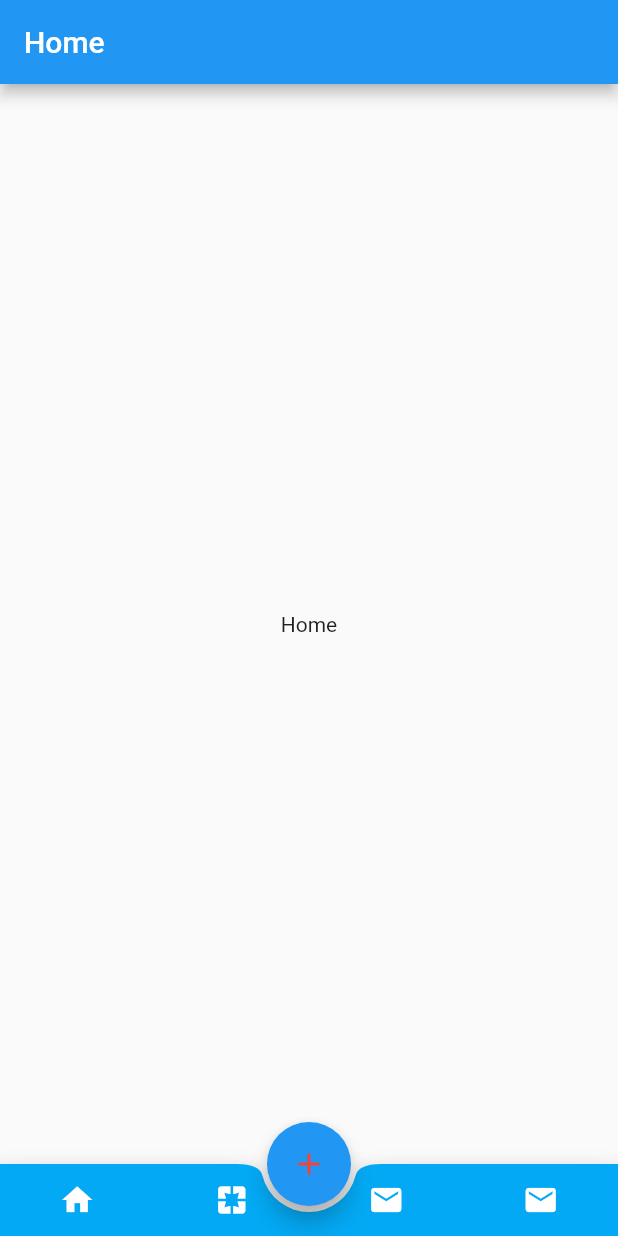
After one commit to fluttergroup/FlutterDemo1, a Flutter app: the BottomCustomBar screen opened directly, item 2 of the bottom bar chosen, after a tap on the "home" icon, on a phone screen of 412 x 824 dp. The commit adds this screen. Run offline on Flutter 3.47's test engine with Material 2 defaults, Android fonts, the phone set to English and light mode, and no system bars.

Commit message:
fultter练习项目 练习

```diff
--- /dev/null
+++ b/lib/mainNavigateBar/NavigateBar.dart
@@ -0,0 +1,28 @@
+import 'package:flutter/material.dart';
+
+import 'bottom_bar_widget.dart';
+
+void main() {
+  runApp(
+    MaterialApp(
+      title: '底部导航栏',
+      theme: ThemeData(
+        primarySwatch: Colors.blue,
+      ),
+      home: BottomBar(),
+    ),
+  );
+}
+
+
+
+class BottomBar extends StatelessWidget {
+  @override
+  Widget build(BuildContext context) {
+    return MaterialApp(
+      title: "底部导航栏",
+      theme: ThemeData.light(),
+       home: BottomBarWidget(),
+    );
+  }
+}
--- /dev/null
+++ b/lib/mainNavigateBar/pages/homePage.dart
@@ -0,0 +1,15 @@
+import 'package:flutter/material.dart';
+
+class HomePage extends StatelessWidget {
+  @override
+  Widget build(BuildContext context) {
+    return Scaffold(
+      appBar: AppBar(
+        title: Text('Home'),
+      ),
+      body: Center(
+        child: Text("Home"),
+      ),
+    );
+  }
+}
--- /dev/null
+++ b/lib/mainNavigateBarCustom/bottomCustomBar.dart
@@ -0,0 +1,110 @@
+import 'package:flutter/material.dart';
+
+import 'eachView.dart';
+
+class BottomCustomBar extends StatefulWidget {
+  @override
+  BottomCustomBarState createState() => new BottomCustomBarState();
+}
+
+class BottomCustomBarState extends State<BottomCustomBar> {
+  int currentIndex = 0;
+  List<Widget> listWidget;
+
+  @override
+  Widget build(BuildContext context) {
+    return new Scaffold(
+      body: listWidget[currentIndex],
+      floatingActionButton: FloatingActionButton(
+        onPressed: () {
+          Navigator.of(context)
+              .push(MaterialPageRoute(builder: (BuildContext context) {
+            return EachView("NewPage");
+          }));
+        },
+        tooltip: "我是提示 ",
+        child: Icon(
+          Icons.add,
+          color: Colors.red,
+        ),
+      ),
+      floatingActionButtonLocation: FloatingActionButtonLocation.centerDocked,
+      bottomNavigationBar: BottomAppBar(
+        color: Colors.lightBlue,
+        shape: CircularNotchedRectangle(),
+        child: Row(
+          mainAxisSize: MainAxisSize.max,
+          mainAxisAlignment: MainAxisAlignment.spaceAround,
+          children: <Widget>[
+            IconButton(
+              icon: Icon(Icons.home),
+              color: Colors.white,
+              onPressed: () {
+                setState(() {
+                  currentIndex = 0;
+                });
+              },
+            ),
+            IconButton(
+              icon: Icon(Icons.pages),
+              color: Colors.white,
+              onPressed: () {
+                setState(() {
+                  currentIndex = 1;
+                });
+              },
+            ),
+            IconButton(
+              icon: Icon(Icons.email),
+              color: Colors.white,
+              onPressed: () {
+                setState(() {
+                  currentIndex = 2;
+                });
+              },
+            ),
+            IconButton(
+              icon: Icon(Icons.email),
+              color: Colors.white,
+              onPressed: () {
+                setState(() {
+                  currentIndex = 3;
+                });
+              },
+            ),
+          ],
+        ),
+      ),
+    );
+  }
+
+  @override
+  void initState() {
+    listWidget = List();
+    listWidget
+      ..add(EachView("Home"))
+      ..add(EachView("Data"))
+      ..add(EachView("Email"))
+      ..add(EachView("Email2"));
+
+    super.initState();
+  }
+
+  @override
+  void dispose() {
+    // TODO: implement dispose
+    super.dispose();
+  }
+
+  @override
+  void didUpdateWidget(BottomCustomBar oldWidget) {
+    // TODO: implement didUpdateWidget
+    super.didUpdateWidget(oldWidget);
+  }
+
+  @override
+  void didChangeDependencies() {
+    // TODO: implement didChangeDependencies
+    super.didChangeDependencies();
+  }
+}
--- /dev/null
+++ b/lib/mainNavigateBarCustom/eachView.dart
@@ -0,0 +1,46 @@
+import 'package:flutter/material.dart';
+
+class EachView extends StatefulWidget {
+  String title;
+
+  EachView(this.title);
+
+  @override
+  EachViewState createState() => EachViewState();
+}
+
+class EachViewState extends State<EachView> {
+  @override
+  Widget build(BuildContext context) {
+    return Scaffold(
+      appBar: AppBar(
+        title: Text(widget.title),
+      ),
+      body: Center(child: Text(widget.title),),
+    );
+  }
+
+  @override
+  void initState() {
+    // TODO: implement initState
+    super.initState();
+  }
+
+  @override
+  void dispose() {
+    // TODO: implement dispose
+    super.dispose();
+  }
+
+  @override
+  void didUpdateWidget(EachView oldWidget) {
+    // TODO: implement didUpdateWidget
+    super.didUpdateWidget(oldWidget);
+  }
+
+  @override
+  void didChangeDependencies() {
+    // TODO: implement didChangeDependencies
+    super.didChangeDependencies();
+  }
+}
--- /dev/null
+++ b/lib/mainNavigateBarCustom/mian.dart
@@ -0,0 +1,26 @@
+import 'package:flutter/material.dart';
+
+import 'bottomCustomBar.dart';
+
+void main() {
+  runApp(
+    MaterialApp(
+      title: '自定义主题样本',
+      theme: ThemeData(
+        primarySwatch: Colors.blue,
+      ),
+      home: CustomBar(),
+    ),
+  );
+}
+
+class CustomBar extends StatelessWidget {
+  @override
+  Widget build(BuildContext context) {
+    return MaterialApp(
+      title: "自定义主题样本",
+      theme: ThemeData(primarySwatch: Colors.lightBlue),
+      home: BottomCustomBar(),
+    );
+  }
+}
```
Also changed, not shown: lib/mainNavigateBar/bottom_bar_widget.dart (added, +93 -0 lines), lib/mainNavigateBar/pages/dataPage.dart (added, +15 -0 lines), lib/mainNavigateBar/pages/emailPage.dart (added, +15 -0 lines), images/hot_key.png (added), lib/main.dart (line endings or trailing spaces).
